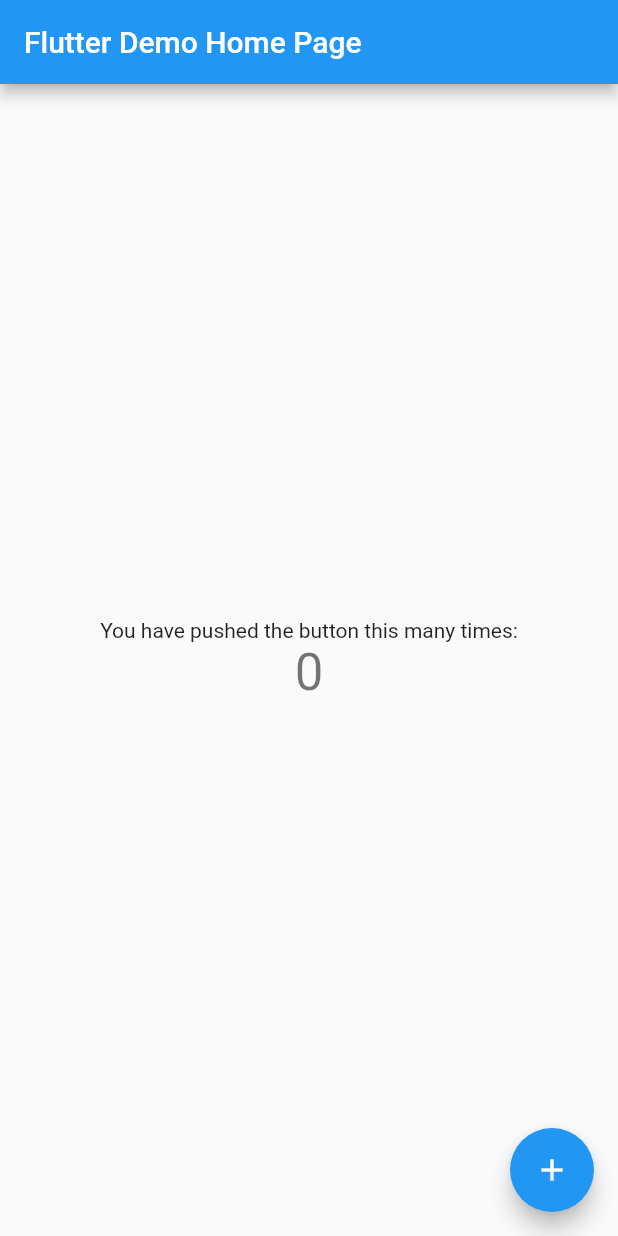
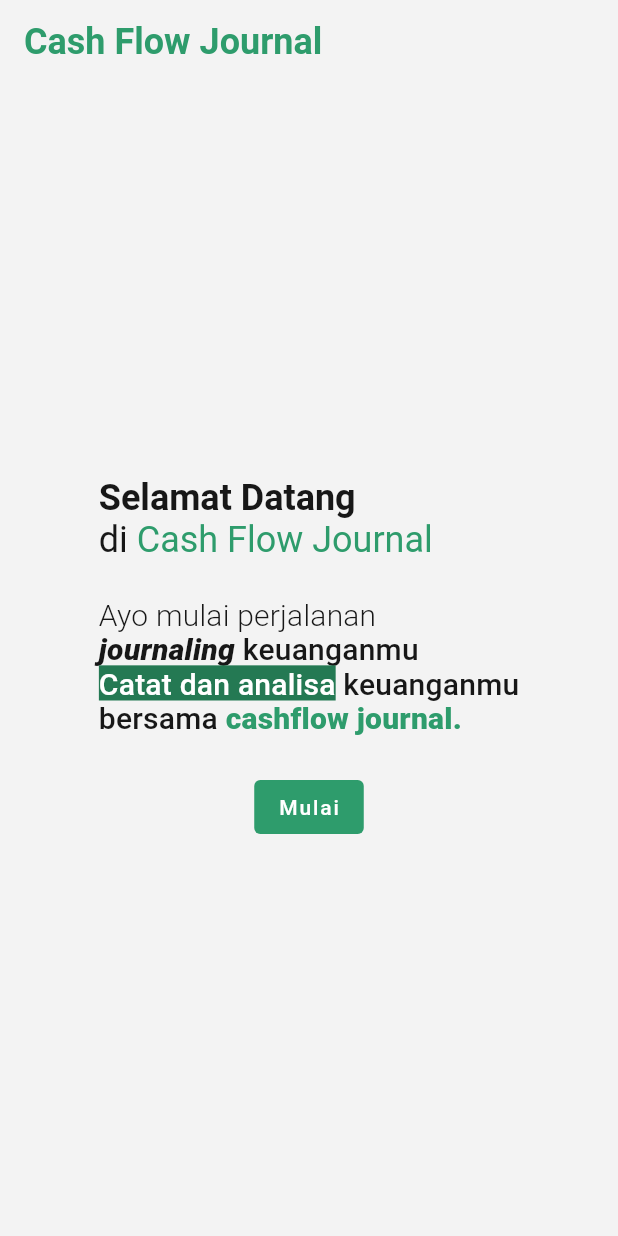
Before and after one commit to IWayanSugiana/cash_flow_journal, a Flutter app: the screen it shows after launch, on a phone screen of 412 x 824 dp. Run offline on Flutter 3.47's test engine with Material 2 defaults, Android fonts, the phone set to English and light mode, and no system bars; our stand-ins replace google_fonts.

Commit message:
add welcome page

```diff
--- /dev/null
+++ b/lib/constant/colors.dart
@@ -0,0 +1,14 @@
+import 'package:flutter/material.dart';
+
+const primaryColor = Color.fromRGBO(46, 156, 108, 1);
+const primaryVariantColor = Color.fromRGBO(36, 121, 83, 1);
+const secondaryColor = Color.fromRGBO(156, 46, 93, 1);
+const backgroundColor = Color.fromRGBO(243, 243, 243, 1);
+const surfaceColor = Color.fromRGBO(255, 255, 255, 1);
+const errorColor = Color.fromRGBO(219, 78, 86, 1);
+const onPrimaryColor = Color.fromRGBO(255, 255, 255, 1);
+const onPrimaryVariantColor = Color.fromRGBO(255, 255, 255, 1);
+const onSecondaryColor = Color.fromRGBO(255, 255, 255, 1);
+const onBackgroundColor = Color.fromRGBO(23, 23, 23, 1);
+const onSurfaceColor = Color.fromRGBO(23, 23, 23, 1);
+const onErrorColor = Color.fromRGBO(255, 255, 255, 1);
--- /dev/null
+++ b/lib/constant/text_style.dart
@@ -0,0 +1,29 @@
+import 'package:flutter/material.dart';
+import 'package:google_fonts/google_fonts.dart';
+
+final textTheme = TextTheme(
+  headline1: GoogleFonts.roboto(
+      fontSize: 96, fontWeight: FontWeight.w300, letterSpacing: -1.5),
+  headline2: GoogleFonts.roboto(
+      fontSize: 60, fontWeight: FontWeight.w300, letterSpacing: -0.5),
+  headline3: GoogleFonts.roboto(fontSize: 48, fontWeight: FontWeight.w400),
+  headline4: GoogleFonts.roboto(
+      fontSize: 34, fontWeight: FontWeight.w400, letterSpacing: 0.25),
+  headline5: GoogleFonts.roboto(fontSize: 24, fontWeight: FontWeight.w400),
+  headline6: GoogleFonts.roboto(
+      fontSize: 20, fontWeight: FontWeight.w500, letterSpacing: 0.15),
+  subtitle1: GoogleFonts.roboto(
+      fontSize: 16, fontWeight: FontWeight.w400, letterSpacing: 0.15),
+  subtitle2: GoogleFonts.roboto(
+      fontSize: 14, fontWeight: FontWeight.w500, letterSpacing: 0.1),
+  bodyText1: GoogleFonts.roboto(
+      fontSize: 16, fontWeight: FontWeight.w400, letterSpacing: 0.5),
+  bodyText2: GoogleFonts.roboto(
+      fontSize: 14, fontWeight: FontWeight.w400, letterSpacing: 0.25),
+  button: GoogleFonts.roboto(
+      fontSize: 14, fontWeight: FontWeight.w500, letterSpacing: 1.25),
+  caption: GoogleFonts.roboto(
+      fontSize: 12, fontWeight: FontWeight.w400, letterSpacing: 0.4),
+  overline: GoogleFonts.roboto(
+      fontSize: 10, fontWeight: FontWeight.w400, letterSpacing: 1.5),
+);
--- /dev/null
+++ b/lib/interface/auth_page.dart
@@ -0,0 +1,11 @@
+import 'package:flutter/material.dart';
+
+class AuthPage extends StatelessWidget {
+  static const routeName = "/AuthPage";
+  const AuthPage({Key? key}) : super(key: key);
+
+  @override
+  Widget build(BuildContext context) {
+    return Container();
+  }
+}
--- /dev/null
+++ b/lib/interface/welcome_page.dart
@@ -0,0 +1,156 @@
+import 'package:cash_flow_journal/constant/colors.dart';
+import 'package:cash_flow_journal/constant/text_style.dart';
+import 'package:flutter/material.dart';
+
+class WelcomePage extends StatelessWidget {
+  static const routeName = "/WelcomePage";
+  const WelcomePage({Key? key}) : super(key: key);
+
+  @override
+  Widget build(BuildContext context) {
+    return Scaffold(
+      appBar: AppBar(
+        elevation: 0,
+        backgroundColor: backgroundColor,
+        title: Padding(
+          padding: const EdgeInsets.symmetric(vertical: 16.0),
+          child: Text(
+            "Cash Flow Journal",
+            style: textTheme.headline5
+                ?.apply(color: primaryColor, fontWeightDelta: 3),
+          ),
+        ),
+      ),
+      body: Center(
+        child: Container(
+          color: backgroundColor,
+          child: Column(
+            mainAxisAlignment: MainAxisAlignment.center,
+            crossAxisAlignment: CrossAxisAlignment.start,
+            children: [
+              Center(
+                child: Column(
+                  mainAxisAlignment: MainAxisAlignment.center,
+                  crossAxisAlignment: CrossAxisAlignment.start,
+                  children: const [
+                    Greeting(),
+                    Padding(
+                      padding: EdgeInsets.symmetric(vertical: 24.0),
+                      child: Message(),
+                    ),
+                  ],
+                ),
+              ),
+              Center(
+                child: ElevatedButton(
+                  onPressed: () {},
+                  child: Text(
+                    'Mulai',
+                    style: textTheme.button,
+                  ),
+                  style: ElevatedButton.styleFrom(
+                    primary: primaryColor,
+                    onPrimary: onPrimaryColor,
+                    elevation: 0,
+                  ),
+                ),
+              )
+            ],
+          ),
+        ),
+      ),
+    );
+  }
+}
+
+class Message extends StatelessWidget {
+  const Message({
+    Key? key,
+  }) : super(key: key);
+
+  @override
+  Widget build(BuildContext context) {
+    return RichText(
+      text: TextSpan(
+        text: 'Ayo mulai perjalanan\n',
+        style: textTheme.headline6?.apply(
+          color: onBackgroundColor,
+          fontWeightDelta: -2,
+        ),
+        children: <TextSpan>[
+          TextSpan(
+            text: 'journaling ',
+            style: textTheme.headline6?.apply(
+              color: onBackgroundColor,
+              fontStyle: FontStyle.italic,
+              fontWeightDelta: 3,
+            ),
+          ),
+          TextSpan(
+            text: 'keuanganmu\n',
+            style: textTheme.headline6?.apply(
+              color: onBackgroundColor,
+            ),
+          ),
+          TextSpan(
+            text: 'Catat dan analisa',
+            style: textTheme.headline6?.apply(
+              backgroundColor: primaryVariantColor,
+              color: onPrimaryVariantColor,
+            ),
+          ),
+          TextSpan(
+            text: ' keuanganmu\n',
+            style: textTheme.headline6?.apply(
+              color: onBackgroundColor,
+            ),
+          ),
+          TextSpan(
+            text: 'bersama ',
+            style: textTheme.headline6?.apply(
+              color: onBackgroundColor,
+            ),
+          ),
+          TextSpan(
+            text: 'cashflow journal. ',
+            style: textTheme.headline6?.apply(
+              color: primaryColor,
+              fontWeightDelta: 3,
+            ),
+          ),
+        ],
+      ),
+    );
+  }
+}
+
+class Greeting extends StatelessWidget {
+  const Greeting({
+    Key? key,
+  }) : super(key: key);
+
+  @override
+  Widget build(BuildContext context) {
+    return RichText(
+      text: TextSpan(
+        text: 'Selamat Datang',
+        style: textTheme.headline5
+            ?.apply(color: onBackgroundColor, fontWeightDelta: 3),
+        children: <TextSpan>[
+          TextSpan(
+            text: '\ndi ',
+            style: textTheme.headline5?.apply(
+              color: onBackgroundColor,
+            ),
+          ),
+          TextSpan(
+            text: 'Cash Flow Journal',
+            style: textTheme.headline5?.apply(
+              color: primaryColor,
+            ),
+          ),
+        ],
+      ),
+    );
+  }
+}
--- a/lib/main.dart
+++ b/lib/main.dart
@@ -1,115 +1,23 @@
+import 'package:cash_flow_journal/constant/colors.dart';
+import 'package:cash_flow_journal/interface/auth_page.dart';
+import 'package:cash_flow_journal/interface/welcome_page.dart';
 import 'package:flutter/material.dart';
 
-void main() {
-  runApp(const MyApp());
-}
+void main() => runApp(const MyApp());
 
 class MyApp extends StatelessWidget {
   const MyApp({Key? key}) : super(key: key);
 
-  // This widget is the root of your application.
   @override
   Widget build(BuildContext context) {
     return MaterialApp(
-      title: 'Flutter Demo',
-      theme: ThemeData(
-        // This is the theme of your application.
-        //
-        // Try running your application with "flutter run". You'll see the
-        // application has a blue toolbar. Then, without quitting the app, try
-        // changing the primarySwatch below to Colors.green and then invoke
-        // "hot reload" (press "r" in the console where you ran "flutter run",
-        // or simply save your changes to "hot reload" in a Flutter IDE).
-        // Notice that the counter didn't reset back to zero; the application
-        // is not restarted.
-        primarySwatch: Colors.blue,
-      ),
-      home: const MyHomePage(title: 'Flutter Demo Home Page'),
+      title: 'Cash Flow Journal',
+      theme: ThemeData(backgroundColor: primaryColor),
+      initialRoute: WelcomePage.routeName,
+      routes: {
+        WelcomePage.routeName: (context) => const WelcomePage(),
+        AuthPage.routeName: (context) => const AuthPage(),
+      },
     );
   }
 }
-
-class MyHomePage extends StatefulWidget {
-  const MyHomePage({Key? key, required this.title}) : super(key: key);
-
-  // This widget is the home page of your application. It is stateful, meaning
-  // that it has a State object (defined below) that contains fields that affect
-  // how it looks.
-
-  // This class is the configuration for the state. It holds the values (in this
-  // case the title) provided by the parent (in this case the App widget) and
-  // used by the build method of the State. Fields in a Widget subclass are
-  // always marked "final".
-
-  final String title;
-
-  @override
-  State<MyHomePage> createState() => _MyHomePageState();
-}
-
-class _MyHomePageState extends State<MyHomePage> {
-  int _counter = 0;
-
-  void _incrementCounter() {
-    setState(() {
-      // This call to setState tells the Flutter framework that something has
-      // changed in this State, which causes it to rerun the build method below
-      // so that the display can reflect the updated values. If we changed
-      // _counter without calling setState(), then the build method would not be
-      // called again, and so nothing would appear to happen.
-      _counter++;
-    });
-  }
-
-  @override
-  Widget build(BuildContext context) {
-    // This method is rerun every time setState is called, for instance as done
-    // by the _incrementCounter method above.
-    //
-    // The Flutter framework has been optimized to make rerunning build methods
-    // fast, so that you can just rebuild anything that needs updating rather
-    // than having to individually change instances of widgets.
-    return Scaffold(
-      appBar: AppBar(
-        // Here we take the value from the MyHomePage object that was created by
-        // the App.build method, and use it to set our appbar title.
-        title: Text(widget.title),
-      ),
-      body: Center(
-        // Center is a layout widget. It takes a single child and positions it
-        // in the middle of the parent.
-        child: Column(
-          // Column is also a layout widget. It takes a list of children and
-          // arranges them vertically. By default, it sizes itself to fit its
-          // children horizontally, and tries to be as tall as its parent.
-          //
-          // Invoke "debug painting" (press "p" in the console, choose the
-          // "Toggle Debug Paint" action from the Flutter Inspector in Android
-          // Studio, or the "Toggle Debug Paint" command in Visual Studio Code)
-          // to see the wireframe for each widget.
-          //
-          // Column has various properties to control how it sizes itself and
-          // how it positions its children. Here we use mainAxisAlignment to
-          // center the children vertically; the main axis here is the vertical
-          // axis because Columns are vertical (the cross axis would be
-          // horizontal).
-          mainAxisAlignment: MainAxisAlignment.center,
-          children: <Widget>[
-            const Text(
-              'You have pushed the button this many times:',
-            ),
-            Text(
-              '$_counter',
-              style: Theme.of(context).textTheme.headline4,
-            ),
-          ],
-        ),
-      ),
-      floatingActionButton: FloatingActionButton(
-        onPressed: _incrementCounter,
-        tooltip: 'Increment',
-        child: const Icon(Icons.add),
-      ), // This trailing comma makes auto-formatting nicer for build methods.
-    );
-  }
-}
--- a/pubspec.yaml
+++ b/pubspec.yaml
@@ -34,6 +34,7 @@ dependencies:
   # The following adds the Cupertino Icons font to your application.
   # Use with the CupertinoIcons class for iOS style icons.
   cupertino_icons: ^1.0.2
+  google_fonts: ^2.1.0
 
 dev_dependencies:
   flutter_test:
@@ -45,6 +46,7 @@ dev_dependencies:
   # package. See that file for information about deactivating specific lint
   # rules and activating additional ones.
   flutter_lints: ^1.0.0
+
 
 # For information on the generic Dart part of this file, see the
 # following page: https://dart.dev/tools/pub/pubspec
```
Also changed, not shown: lib/interface/home_page.dart (added), pubspec.lock.
